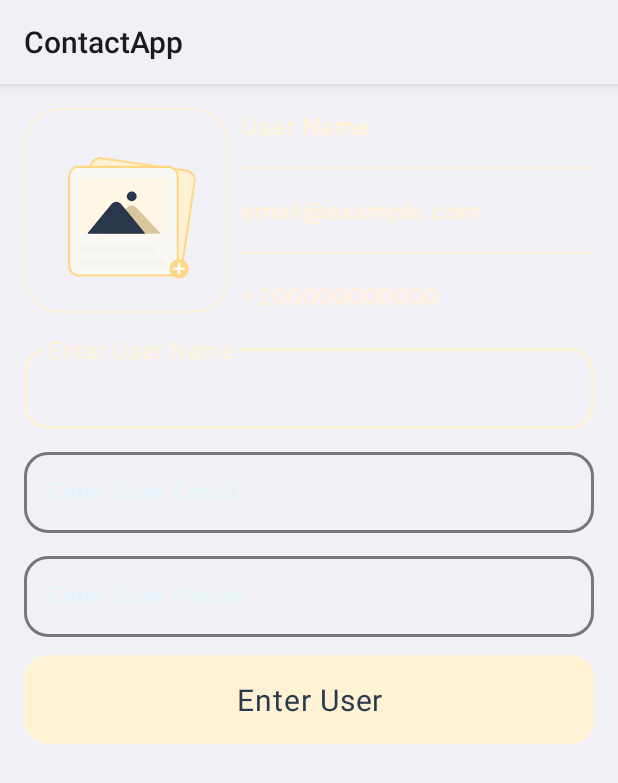
After one commit to Menna120/Contact-App, an Android app: the layout fragment_add_contact_bottom_sheet.xml on its own in the app's theme, with its tools: preview values and no code run, on a phone screen of 412 x 824 dp. The commit adds this screen. Shown: the top 783 px of the screen. Run offline under Robolectric (Android 15) with nearby library versions, the phone set to English and light mode, and no system bars.

Commit message:
Feat: Implement Contact App

```diff
--- /dev/null
+++ b/app/src/main/res/layout/fragment_add_contact_bottom_sheet.xml
@@ -0,0 +1,149 @@
+<?xml version="1.0" encoding="utf-8"?>
+<androidx.constraintlayout.widget.ConstraintLayout xmlns:android="http://schemas.android.com/apk/res/android"
+    xmlns:app="http://schemas.android.com/apk/res-auto"
+    android:layout_width="match_parent"
+    android:layout_height="wrap_content"
+    android:padding="16dp"
+    android:theme="@style/Theme.ContactApp">
+
+    <com.google.android.material.card.MaterialCardView
+        android:id="@+id/contact_image_picker"
+        android:layout_width="0dp"
+        android:layout_height="0dp"
+        android:layout_marginEnd="8dp"
+        app:cardBackgroundColor="@android:color/transparent"
+        app:cardCornerRadius="24dp"
+        app:layout_constraintBottom_toBottomOf="@+id/linearLayout"
+        app:layout_constraintDimensionRatio="1:1"
+        app:layout_constraintEnd_toStartOf="@+id/linearLayout"
+        app:layout_constraintStart_toStartOf="parent"
+        app:layout_constraintTop_toTopOf="@+id/linearLayout"
+        app:strokeColor="?attr/colorPrimary"
+        app:strokeWidth="1dp">
+
+        <com.airbnb.lottie.LottieAnimationView
+            android:id="@+id/contact_image"
+            android:layout_width="match_parent"
+            android:layout_height="match_parent"
+            android:scaleType="centerCrop"
+            android:visibility="visible"
+            app:lottie_autoPlay="true"
+            app:lottie_loop="true"
+            app:lottie_rawRes="@raw/image_no_preview" />
+    </com.google.android.material.card.MaterialCardView>
+
+    <LinearLayout
+        android:id="@+id/linearLayout"
+        android:layout_width="0dp"
+        android:layout_height="wrap_content"
+        android:orientation="vertical"
+        app:layout_constraintEnd_toEndOf="parent"
+        app:layout_constraintHorizontal_weight=".5"
+        app:layout_constraintStart_toEndOf="@+id/contact_image_picker"
+        app:layout_constraintTop_toTopOf="parent">
+
+        <TextView
+            android:id="@+id/contact_name"
+            android:layout_width="wrap_content"
+            android:layout_height="wrap_content"
+            android:ellipsize="end"
+            android:maxLines="1"
+            android:text="@string/user_name"
+            android:textAppearance="?attr/textAppearanceTitleMedium" />
+
+        <View
+            android:layout_width="match_parent"
+            android:layout_height="1dp"
+            android:layout_marginVertical="16dp"
+            android:background="?attr/colorPrimary" />
+
+        <TextView
+            android:id="@+id/contact_email"
+            android:layout_width="wrap_content"
+            android:layout_height="wrap_content"
+            android:ellipsize="end"
+            android:maxLines="1"
+            android:text="@string/email_example_com"
+            android:textAppearance="?attr/textAppearanceTitleMedium" />
+
+        <View
+            android:layout_width="match_parent"
+            android:layout_height="1dp"
+            android:layout_marginVertical="16dp"
+            android:background="?attr/colorPrimary" />
+
+        <TextView
+            android:id="@+id/contact_phone"
+            android:layout_width="wrap_content"
+            android:layout_height="wrap_content"
+            android:ellipsize="end"
+            android:maxLines="1"
+            android:text="@string/phone_number"
+            android:textAppearance="?attr/textAppearanceTitleMedium" />
+    </LinearLayout>
+
+    <com.google.android.material.textfield.TextInputLayout
+        android:id="@+id/text_input_name"
+        style="?attr/textInputStyle"
+        android:layout_width="match_parent"
+        android:layout_height="wrap_content"
+        android:layout_marginTop="16dp"
+        app:layout_constraintEnd_toEndOf="parent"
+        app:layout_constraintStart_toStartOf="parent"
+        app:layout_constraintTop_toBottomOf="@id/linearLayout">
+
+        <com.google.android.material.textfield.TextInputEditText
+            android:id="@+id/edit_text_name"
+            android:layout_width="match_parent"
+            android:layout_height="wrap_content"
+            android:hint="@string/contact_name_hint"
+            android:inputType="textPersonName" />
+    </com.google.android.material.textfield.TextInputLayout>
+
+    <com.google.android.material.textfield.TextInputLayout
+        android:id="@+id/text_input_email"
+        style="?attr/textInputStyle"
+        android:layout_width="match_parent"
+        android:layout_height="wrap_content"
+        android:layout_marginTop="8dp"
+        app:layout_constraintEnd_toEndOf="parent"
+        app:layout_constraintStart_toStartOf="parent"
+        app:layout_constraintTop_toBottomOf="@id/text_input_name">
+
+        <com.google.android.material.textfield.TextInputEditText
+            android:id="@+id/edit_text_email"
+            android:layout_width="match_parent"
+            android:layout_height="wrap_content"
+            android:hint="@string/contact_email_hint"
+            android:inputType="textEmailAddress" />
+    </com.google.android.material.textfield.TextInputLayout>
+
+    <com.google.android.material.textfield.TextInputLayout
+        android:id="@+id/text_input_phone"
+        style="?attr/textInputStyle"
+        android:layout_width="match_parent"
+        android:layout_height="wrap_content"
+        android:layout_marginTop="8dp"
+        app:layout_constraintStart_toStartOf="parent"
+        app:layout_constraintTop_toBottomOf="@id/text_input_email">
+
+        <com.google.android.material.textfield.TextInputEditText
+            android:id="@+id/edit_text_phone"
+            android:layout_width="match_parent"
+            android:layout_height="wrap_content"
+            android:hint="@string/contact_phone_hint"
+            android:inputType="phone" />
+    </com.google.android.material.textfield.TextInputLayout>
+
+    <com.google.android.material.button.MaterialButton
+        android:id="@+id/enter_contact_button"
+        style="?attr/materialButtonStyle"
+        android:layout_width="match_parent"
+        android:layout_height="wrap_content"
+        android:layout_marginTop="8dp"
+        android:text="@string/enter_user_button_text"
+        app:layout_constraintEnd_toEndOf="parent"
+        app:layout_constraintStart_toStartOf="parent"
+        app:layout_constraintTop_toBottomOf="@id/text_input_phone" />
+
+</androidx.constraintlayout.widget.ConstraintLayout>
```
Also changed, not shown: app/src/main/java/com/example/contact_app/AddContactBottomSheetFragment.kt (added, +77 -0 lines), app/src/main/java/com/example/contact_app/MainActivity.kt (+52 -1 lines), app/src/main/java/com/example/contact_app/adapter/ContactAdapter.kt (added, +61 -0 lines), app/src/main/java/com/example/contact_app/data/Contact.kt (added, +12 -0 lines), app/src/main/res/layout/activity_main.xml (+102 -7 lines), app/src/main/res/layout/contact_item.xml (added, +89 -0 lines).
